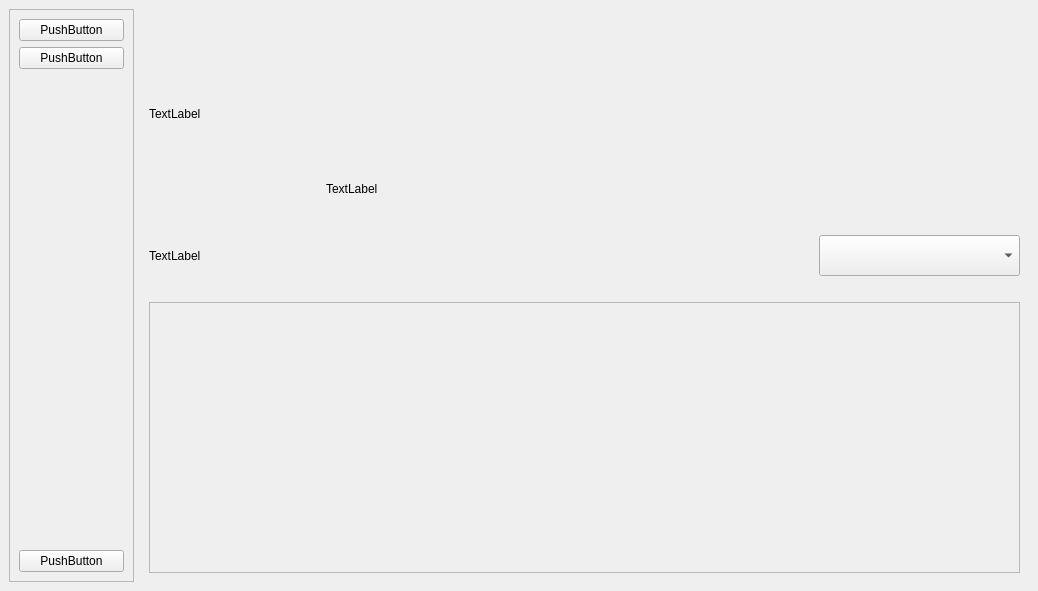
First picture: the form in src/ui/mainwindow.ui, repository naisam370-jpg/aniplay, before the edit.
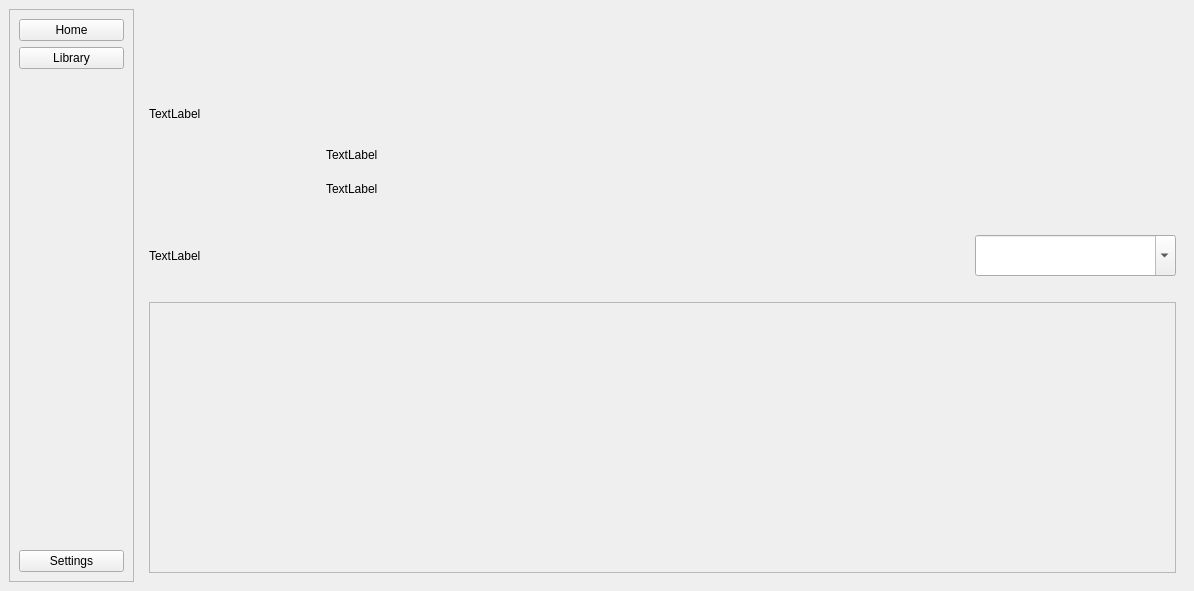
Second picture: the form after the edit. The open tabs and pages were chosen to show the change.

```diff
--- a/src/ui/mainwindow.ui
+++ b/src/ui/mainwindow.ui
@@ -33,14 +33,14 @@
        <item>
         <widget class="QPushButton" name="btn_home">
          <property name="text">
-          <string>PushButton</string>
+          <string>Home</string>
          </property>
         </widget>
        </item>
        <item>
         <widget class="QPushButton" name="btn_library">
          <property name="text">
-          <string>PushButton</string>
+          <string>Library</string>
          </property>
         </widget>
        </item>
@@ -60,7 +60,7 @@
        <item>
         <widget class="QPushButton" name="btn_settings">
          <property name="text">
-          <string>PushButton</string>
+          <string>Settings</string>
          </property>
         </widget>
        </item>
@@ -100,7 +100,20 @@
       </widget>
       <widget class="QWidget" name="page_2">
        <layout class="QGridLayout" name="gridLayout_5">
-        <item row="0" column="0" rowspan="2">
+        <item row="1" column="4">
+         <spacer name="verticalSpacer_2">
+          <property name="orientation">
+           <enum>Qt::Vertical</enum>
+          </property>
+          <property name="sizeHint" stdset="0">
+           <size>
+            <width>20</width>
+            <height>40</height>
+           </size>
+          </property>
+         </spacer>
+        </item>
+        <item row="1" column="0" rowspan="3">
          <widget class="QLabel" name="lbl_big_poster">
           <property name="minimumSize">
            <size>
@@ -113,42 +126,7 @@
           </property>
          </widget>
         </item>
-        <item row="0" column="2">
-         <spacer name="verticalSpacer_2">
-          <property name="orientation">
-           <enum>Qt::Vertical</enum>
-          </property>
-          <property name="sizeHint" stdset="0">
-           <size>
-            <width>20</width>
-            <height>40</height>
-           </size>
-          </property>
-         </spacer>
-        </item>
-        <item row="1" column="1" colspan="2">
-         <widget class="QLabel" name="lbl_title">
-          <property name="minimumSize">
-           <size>
-            <width>631</width>
-            <height>41</height>
-           </size>
-          </property>
-          <property name="maximumSize">
-           <size>
-            <width>16777215</width>
-            <height>41</height>
-           </size>
-          </property>
-          <property name="text">
-           <string>TextLabel</string>
-          </property>
-          <property name="wordWrap">
-           <bool>true</bool>
-          </property>
-         </widget>
-        </item>
-        <item row="2" column="0" colspan="2">
+        <item row="4" column="0" colspan="4">
          <widget class="QLabel" name="lbl_synopsis">
           <property name="minimumSize">
            <size>
@@ -164,7 +142,7 @@
           </property>
          </widget>
         </item>
-        <item row="2" column="2">
+        <item row="4" column="4">
          <widget class="QComboBox" name="combo_seasons">
           <property name="minimumSize">
            <size>
@@ -172,9 +150,15 @@
             <height>41</height>
            </size>
           </property>
+          <property name="editable">
+           <bool>true</bool>
+          </property>
+          <property name="currentText">
+           <string/>
+          </property>
          </widget>
         </item>
-        <item row="3" column="0" colspan="3">
+        <item row="5" column="0" colspan="5">
          <widget class="QScrollArea" name="scrollArea">
           <property name="minimumSize">
            <size>
@@ -198,7 +182,7 @@
           </widget>
          </widget>
         </item>
-        <item row="0" column="1">
+        <item row="1" column="2">
          <spacer name="horizontalSpacer">
           <property name="orientation">
            <enum>Qt::Horizontal</enum>
@@ -211,6 +195,48 @@
           </property>
          </spacer>
         </item>
+        <item row="3" column="1">
+         <widget class="QLabel" name="lbl_title">
+          <property name="minimumSize">
+           <size>
+            <width>631</width>
+            <height>41</height>
+           </size>
+          </property>
+          <property name="maximumSize">
+           <size>
+            <width>16777215</width>
+            <height>41</height>
+           </size>
+          </property>
+          <property name="text">
+           <string>TextLabel</string>
+          </property>
+          <property name="wordWrap">
+           <bool>true</bool>
+          </property>
+         </widget>
+        </item>
+        <item row="1" column="1">
+         <spacer name="verticalSpacer_5">
+          <property name="orientation">
+           <enum>Qt::Vertical</enum>
+          </property>
+          <property name="sizeHint" stdset="0">
+           <size>
+            <width>20</width>
+            <height>40</height>
+           </size>
+          </property>
+         </spacer>
+        </item>
+        <item row="2" column="1">
+         <widget class="QLabel" name="lbl_rating">
+          <property name="text">
+           <string>TextLabel</string>
+          </property>
+         </widget>
+        </item>
        </layout>
       </widget>
       <widget class="QWidget" name="page_3">
```
Left out of the diff: 34 changed lines with no effect on the pictures.
